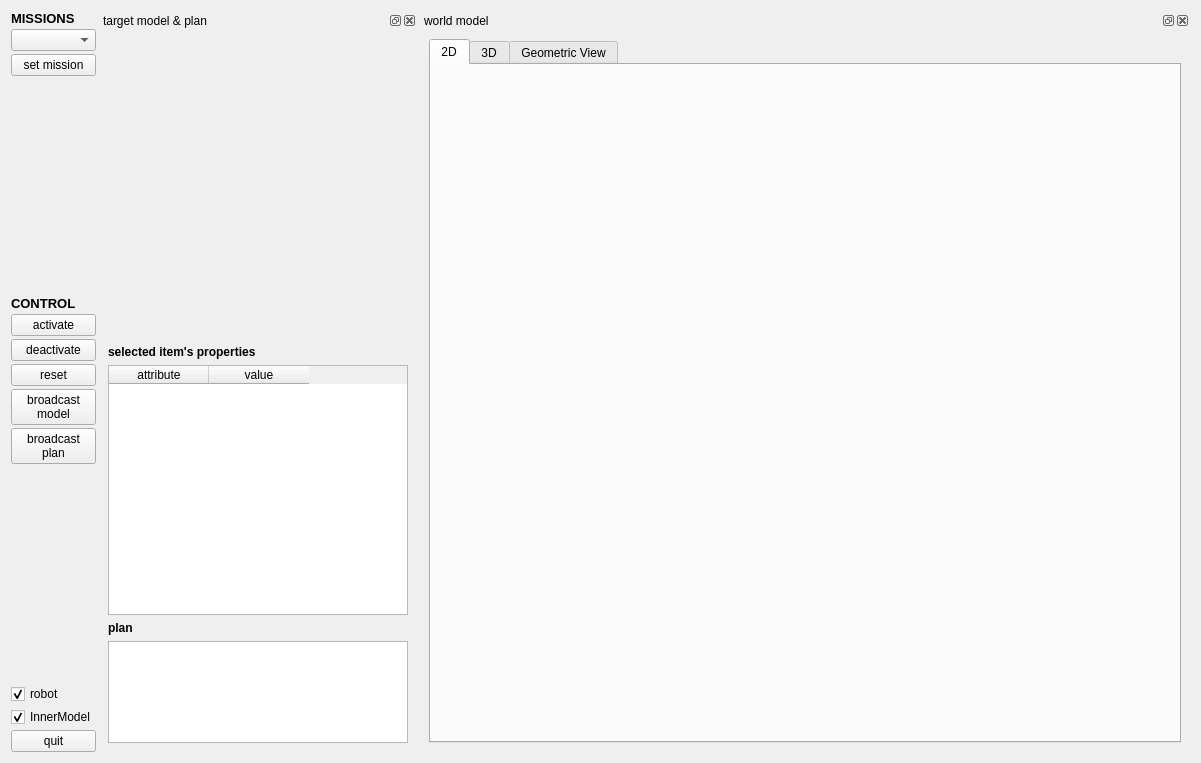
First picture: the form in components/missionAgent/src/guiDlg.ui, repository robocomp/robocomp-shelly, before the edit.
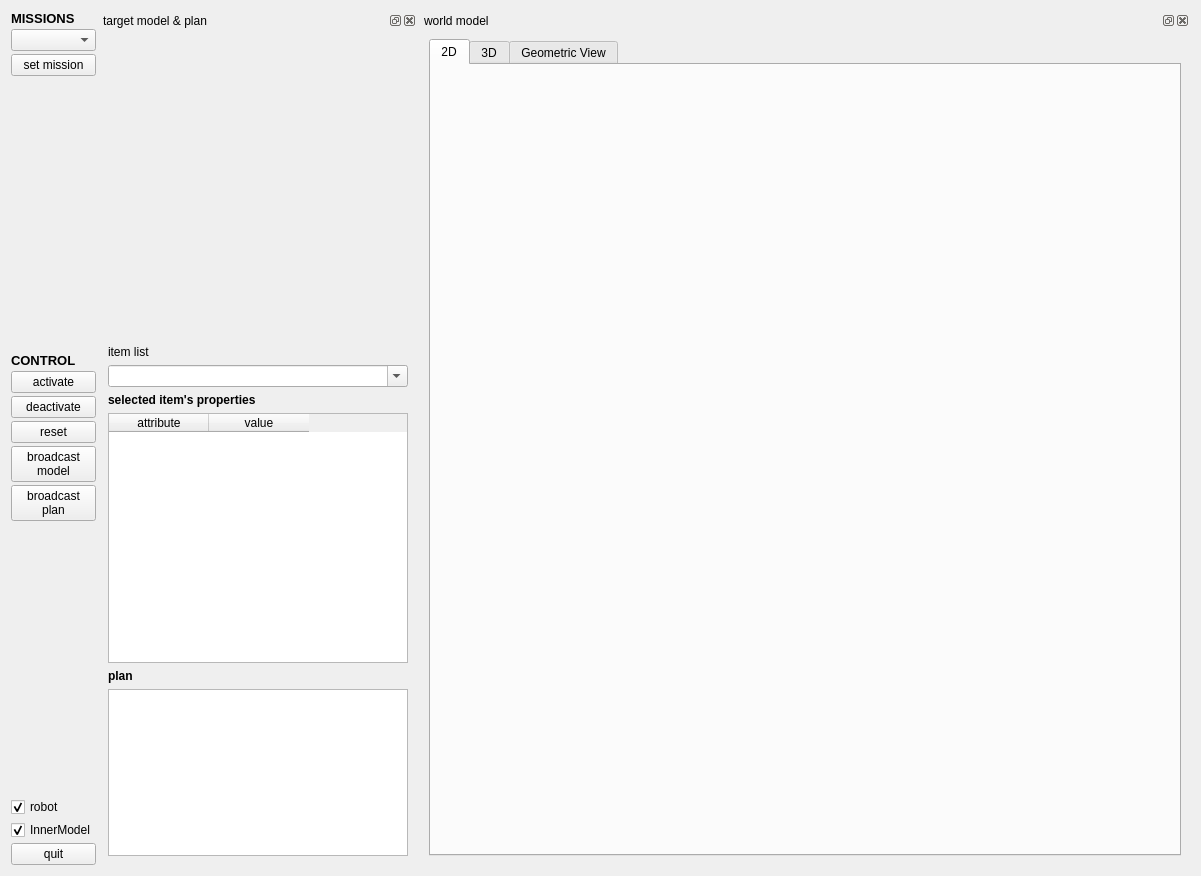
Second picture: the form after the edit.

Commit message: Added QComboBox with the item's list

```diff
--- a/components/missionAgent/src/guiDlg.ui
+++ b/components/missionAgent/src/guiDlg.ui
@@ -7,7 +7,7 @@
     <x>0</x>
     <y>0</y>
     <width>1201</width>
-    <height>761</height>
+    <height>876</height>
    </rect>
   </property>
   <property name="windowTitle">
@@ -182,6 +182,26 @@
            </property>
           </widget>
          </item>
+         <item>
+          <widget class="QLabel" name="label_4">
+           <property name="text">
+            <string>item list</string>
+           </property>
+          </widget>
+         </item>
+         <item>
+          <widget class="QComboBox" name="itemList">
+           <property name="editable">
+            <bool>true</bool>
+           </property>
+           <property name="currentIndex">
+            <number>-1</number>
+           </property>
+           <property name="insertPolicy">
+            <enum>QComboBox::NoInsert</enum>
+           </property>
+          </widget>
+         </item>
          <item>
           <widget class="QLabel" name="label_5">
            <property name="sizePolicy">
```
The commit also changes 2 other files.
